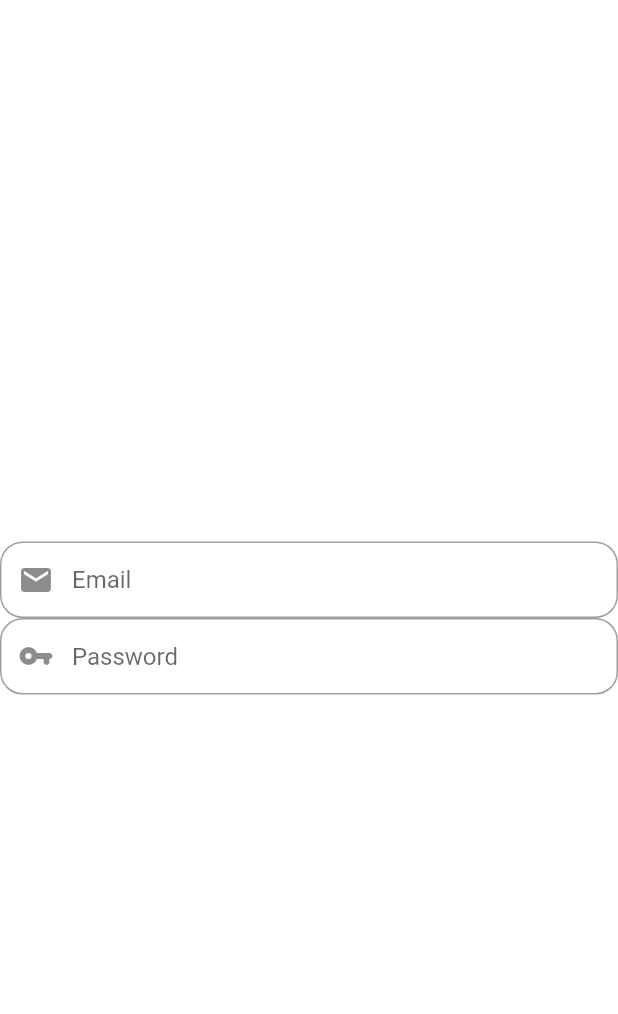
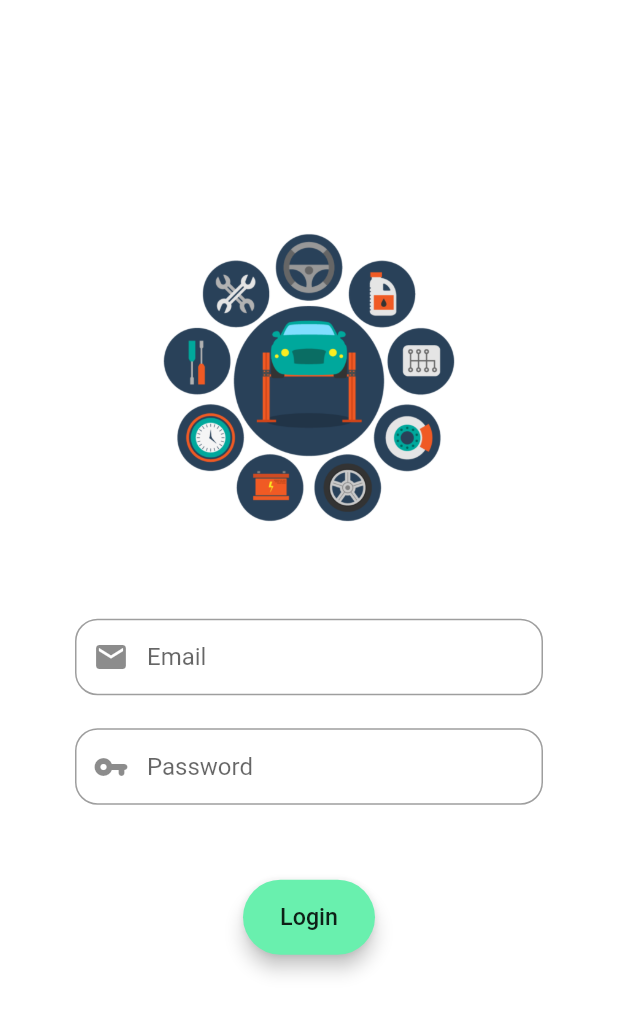
Before and after one commit to lesllarmand/aplicatie_licenta, a Flutter app: the screen it shows after launch, on a phone screen of 412 x 824 dp. Shown: the top 1014 px of the screen. Run offline on Flutter 3.47's test engine with Material 2 defaults, Android fonts, the light colour scheme and no system bars.

Commit message:
Authentification Part - Login Page Design
With these updates on the code I added a logo image for the login page, added a login button, aligned the elements of the page in order to have a minimalistic/modern design. To be done: do not have an account, signUp

```diff
--- a/lib/authentification_Pages/login_page.dart
+++ b/lib/authentification_Pages/login_page.dart
@@ -1,4 +1,4 @@
-// ignore_for_file: unnecessary_new, avoid_unnecessary_containers, prefer_const_constructors
+// ignore_for_file: unnecessary_new, avoid_unnecessary_containers, prefer_const_constructors, sort_child_properties_last
 
 import 'package:flutter/material.dart';
 
@@ -49,6 +49,7 @@ class _LoginScreenState extends State<LoginScreen> {
     // create password field
     final passwordField = TextFormField(
       controller: passwordController,
+      obscureText: true,
       autofocus: false,
       //validator: () {},
       onSaved: (value) {
@@ -66,16 +67,63 @@ class _LoginScreenState extends State<LoginScreen> {
       ),
     );
 
+    // after entering email and password for an existing account, have a button that logs the user into that account
+    final loginButton = Material(
+      color: Colors.greenAccent,
+      elevation: 5,
+      borderRadius: BorderRadius.circular(25),
+      child: MaterialButton(
+        onPressed: () {},
+        child: Text(
+          "Login",
+          textAlign: TextAlign.center,
+          style: TextStyle(fontSize: 15.5),
+        ),
+        padding: EdgeInsets.fromLTRB(21, 16, 21, 16),
+        //minWidth: MediaQuery.of(context).size.width,
+      ),
+    );
+
     return Scaffold(
       backgroundColor: Colors.white,
       body: Center(
         child: SingleChildScrollView(
             child: Container(
           color: Colors.white,
-          child: Form(
-            key: _formKey,
-            child: Column(
-              children: <Widget>[emailField, passwordField],
+          child: Padding(
+            padding: const EdgeInsets.all(50.0),
+            child: Form(
+              key: _formKey,
+              child: Column(
+                mainAxisAlignment: MainAxisAlignment.center,
+                crossAxisAlignment: CrossAxisAlignment.center,
+                children: <Widget>[
+                  // add the logo of the application when the user wants to login
+                  SizedBox(
+                    // this is the actual size of the logo ( how big or how small it is )
+                    height: 230,
+                    child: Image.asset(
+                      "assets/attractiveServiceLogo.png",
+                      fit: BoxFit.contain,
+                    ),
+                  ),
+                  // give space between boxes, images or other stuff in the page
+                  SizedBox(height: 40),
+                  emailField,
+                  // give space between boxes, images or other stuff in the page
+                  SizedBox(height: 22),
+                  passwordField,
+                  // give space between boxes, images or other stuff in the page
+                  SizedBox(height: 50),
+                  loginButton,
+                  // give space between boxes, images or other stuff in the page
+                  SizedBox(height: 45),
+                  Row(
+                    mainAxisAlignment: MainAxisAlignment.center,
+                    children: <Widget>[],
+                  )
+                ],
+              ),
             ),
           ),
         )),
```
